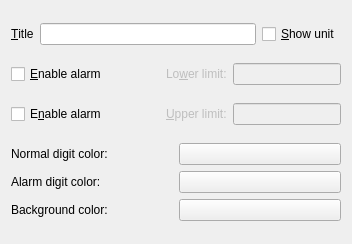
Qt form gui/SensorDisplayLib/MultiMeterSettingsWidget.ui (KDE/ksysguard) before a commit.
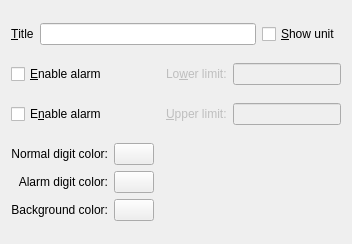
The same form after that commit. Custom widgets are drawn as their Qt base class.

What changed in the file:
```diff
--- a/gui/SensorDisplayLib/MultiMeterSettingsWidget.ui
+++ b/gui/SensorDisplayLib/MultiMeterSettingsWidget.ui
@@ -173,6 +173,9 @@
        <property name="text" >
         <string>Normal digit color:</string>
        </property>
+       <property name="alignment" >
+        <set>Qt::AlignRight|Qt::AlignTrailing|Qt::AlignVCenter</set>
+       </property>
        <property name="wordWrap" >
         <bool>false</bool>
        </property>
@@ -197,6 +200,9 @@
        <property name="text" >
         <string>Alarm digit color:</string>
        </property>
+       <property name="alignment" >
+        <set>Qt::AlignRight|Qt::AlignTrailing|Qt::AlignVCenter</set>
+       </property>
        <property name="wordWrap" >
         <bool>false</bool>
        </property>
@@ -221,6 +227,9 @@
        <property name="text" >
         <string>Background color:</string>
        </property>
+       <property name="alignment" >
+        <set>Qt::AlignRight|Qt::AlignTrailing|Qt::AlignVCenter</set>
+       </property>
        <property name="wordWrap" >
         <bool>false</bool>
        </property>
@@ -233,6 +242,19 @@
        </property>
       </widget>
      </item>
+     <item row="1" column="2" >
+      <spacer name="horizontalSpacer" >
+       <property name="orientation" >
+        <enum>Qt::Horizontal</enum>
+       </property>
+       <property name="sizeHint" stdset="0" >
+        <size>
+         <width>40</width>
+         <height>20</height>
+        </size>
+       </property>
+      </spacer>
+     </item>
     </layout>
    </item>
   </layout>
```
Left out of the diff: 4 changed lines with no effect on the pictures.
